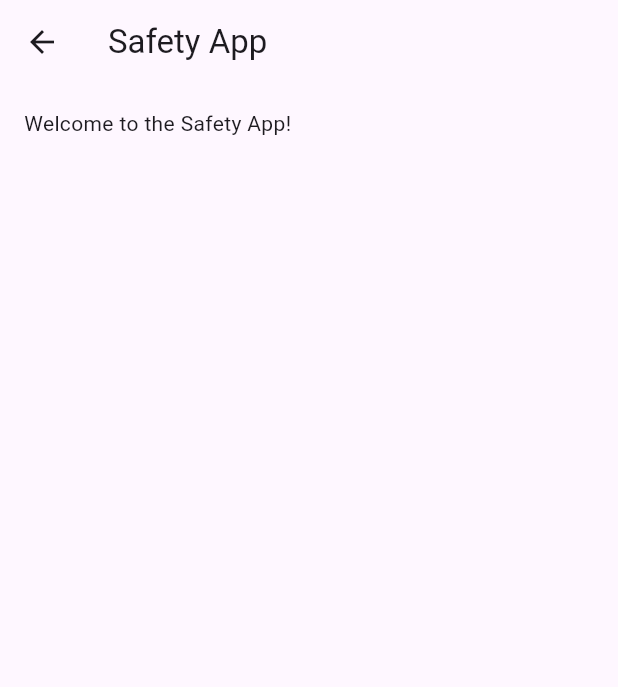
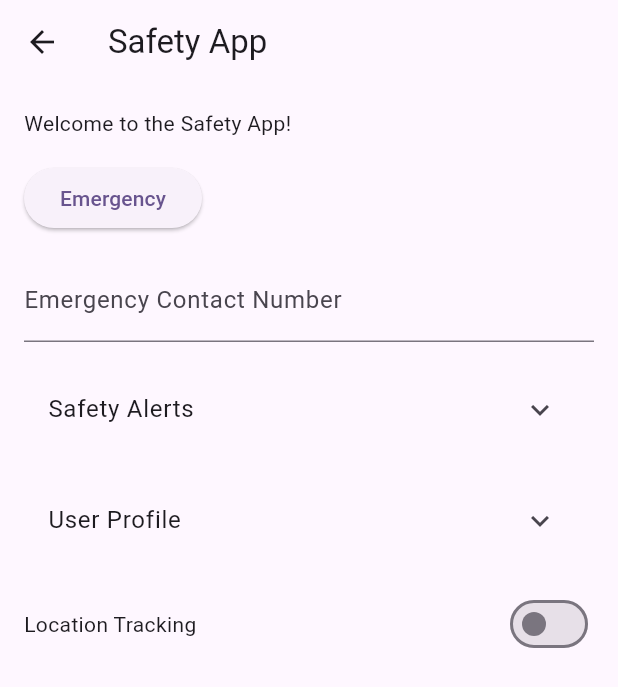
Before and after one commit to MwangiChira/Group-XV-final-project, a Flutter app: the SafetyApp screen opened directly, on a phone screen of 412 x 824 dp. Shown: the top 687 px of the screen. Run offline on Flutter 3.47's test engine with Material 3 defaults, Android fonts, the phone set to English and light mode, and no system bars; our stand-ins replace cloud_firestore; missing offline and left inert: dialogflow_flutter, flutter_sms; accounts and stored records are empty.

Commit message:
additional elements

```diff
--- a/safety_application/lib/main.dart
+++ b/safety_application/lib/main.dart
@@ -11,7 +11,7 @@
   @override
   Widget build(BuildContext context) {
     return MaterialApp(
-      title: 'Flutter Demo',
+      title: 'Hamony Safety application',
       theme: ThemeData(
         // This is the theme of your application.
         //
--- a/safety_application/lib/screens/safety_app.dart
+++ b/safety_application/lib/screens/safety_app.dart
@@ -1,26 +1,126 @@
 // user interface
+// ignore_for_file: library_private_types_in_public_api
+
 import 'package:flutter/material.dart';
 
 class SafetyApp extends StatefulWidget {
+  const SafetyApp({super.key});
+
   @override
   _SafetyAppState createState() => _SafetyAppState();
 }
 
 class _SafetyAppState extends State<SafetyApp> {
+  // Declare any necessary state variables here
+  // ignore: unused_field
+  bool _isEmergencyButtonPressed = false;
+  String _emergencyContactNumber = "";
+  String _userProfileInfo = "";
+  bool _locationTrackingEnabled = false;
+  final List<String> _safetyAlerts = [];
+
+  bool get kDebugMode => assert(debugDefaultTargetPlatformOverride != null);
+
   @override
   Widget build(BuildContext context) {
     return Scaffold(
       appBar: AppBar(
-        title: Text('Safety App'),
+        title: const Text('Safety App'),
       ),
       body: Padding(
-        padding: EdgeInsets.all(16.0),
+        padding: const EdgeInsets.all(16.0),
         child: Column(
           crossAxisAlignment: CrossAxisAlignment.start,
           children: [
-            Text('Welcome to the Safety App!'),
-            SizedBox(height: 16.0),
-            // Add your UI elements here, such as buttons, forms, and so on.
+            const Text('Welcome to the Safety App!'),
+            const SizedBox(height: 16.0),
+            // Emergency Button
+            ElevatedButton(
+              onPressed: () {
+                setState(() {
+                  _isEmergencyButtonPressed = true;
+                });
+                // Add logic to trigger emergency actions here
+                if (kDebugMode) {
+                  print('Emergency button pressed!');
+                }
+              },
+              child: const Text('Emergency'),
+            ),
+            const SizedBox(height: 16.0),
+            // Emergency Contact Form
+            TextField(
+              decoration: const InputDecoration(
+                labelText: 'Emergency Contact Number',
+              ),
+              onChanged: (value) {
+                setState(() {
+                  _emergencyContactNumber = value;
+                });
+              },
+            ),
+            const SizedBox(height: 16.0),
+            // Safety Alerts
+            ExpansionTile(
+              title: const Text('Safety Alerts'),
+              children: [
+                ListView.builder(
+                  shrinkWrap: true,
+                  itemCount: _safetyAlerts.length,
+                  itemBuilder: (context, index) {
+                    return ListTile(
+                      title: Text(_safetyAlerts[index]),
+                    );
+                  },
+                ),
+                ElevatedButton(
+                  onPressed: () {
+                    setState(() {
+                      _safetyAlerts.add('New Safety Alert');
+                    });
+                  },
+                  child: const Text('Add Safety Alert'),
+                ),
+              ],
+            ),
+            const SizedBox(height: 16.0),
+            // User Profile Information
+            ExpansionTile(
+              title: const Text('User Profile'),
+              children: [
+                TextField(
+                  decoration: const InputDecoration(
+                    labelText: 'User Profile Information',
+                  ),
+                  onChanged: (value) {
+                    setState(() {
+                      _userProfileInfo = value;
+                    });
+                  },
+                ),
+              ],
+            ),
+            const SizedBox(height: 16.0),
+            // Location Tracking
+            Row(
+              mainAxisAlignment: MainAxisAlignment.spaceBetween,
+              children: [
+                const Text('Location Tracking'),
+                Switch(
+                  value: _locationTrackingEnabled,
+                  onChanged: (value) {
+                    setState(() {
+                      _locationTrackingEnabled = value;
+                    });
+                    // Add logic to enable/disable location tracking
+                    if (kDebugMode) {
+                      print(
+                          'Location tracking ${value ? 'enabled' : 'disabled'}');
+                    }
+                  },
+                ),
+              ],
+            ),
           ],
         ),
       ),
```
Also changed, not shown: safety_application/pubspec.yaml (+13 -2 lines).
